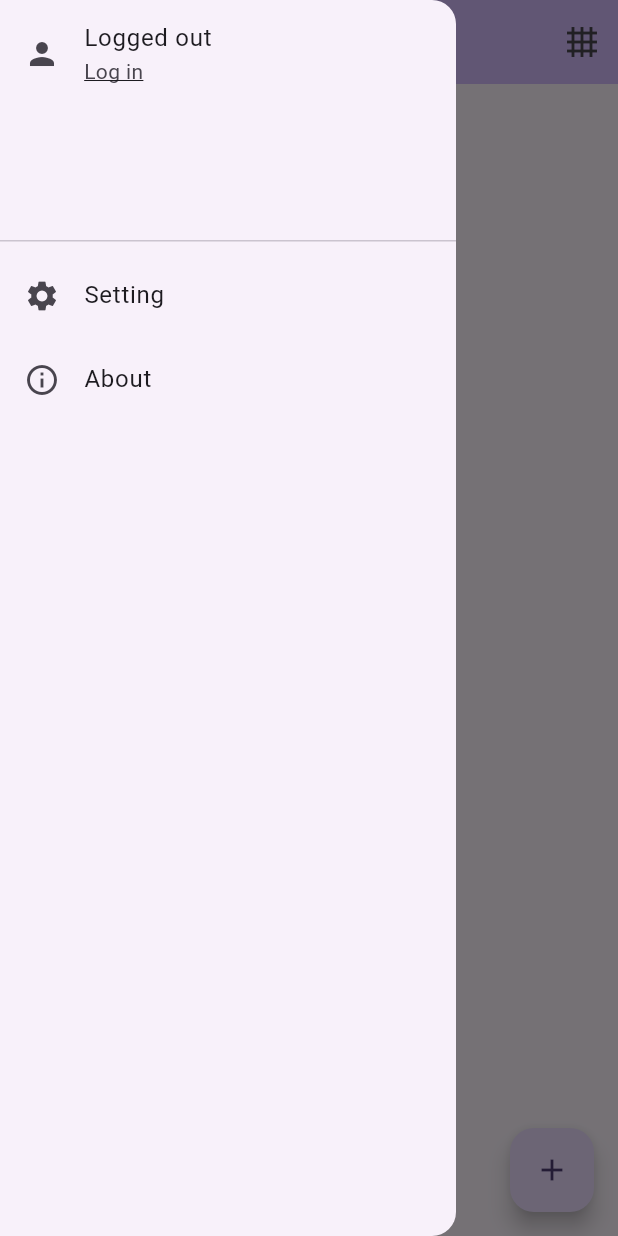
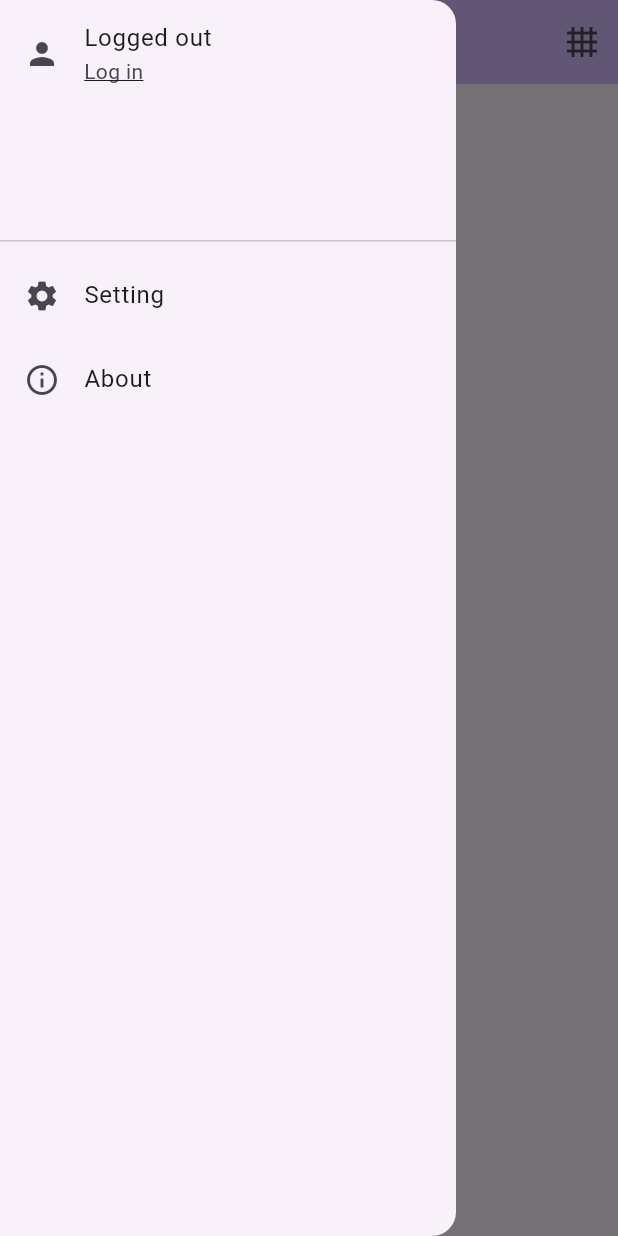
Before and after one commit to tksoh/firebase_starter, a Flutter app: the screen it shows after launch, with the side drawer open, on a phone screen of 412 x 824 dp. Run offline on Flutter 3.47's test engine with Material 3 defaults, Android fonts, the phone set to English and light mode, and no system bars; our stand-ins replace cloud_firestore, firebase_auth, firebase_core, shared_preferences; missing offline and left inert: firebase_ui_auth; accounts and stored records are empty; generated files the repository leaves out were written again.

Commit message:
hide home FAB if signed out

```diff
--- a/lib/ui/home/home_page.dart
+++ b/lib/ui/home/home_page.dart
@@ -45,7 +45,7 @@ class _MyHomePageState extends State<MyHomePage> {
   }
 
   Widget buildFab() {
-    return ValueListenableBuilder(
+    final fab = ValueListenableBuilder(
       valueListenable: showFab,
       builder: (context, value, child) => AnimatedSlide(
         duration: const Duration(milliseconds: 300),
@@ -62,6 +62,11 @@ class _MyHomePageState extends State<MyHomePage> {
           child: const Icon(Icons.add),
         ),
       ),
+    );
+
+    return AuthStateChangesBuilder(
+      signedInBuilder: (p0) => fab,
+      signedOutBuilder: (p0) => Container(),
     );
   }
 
```
